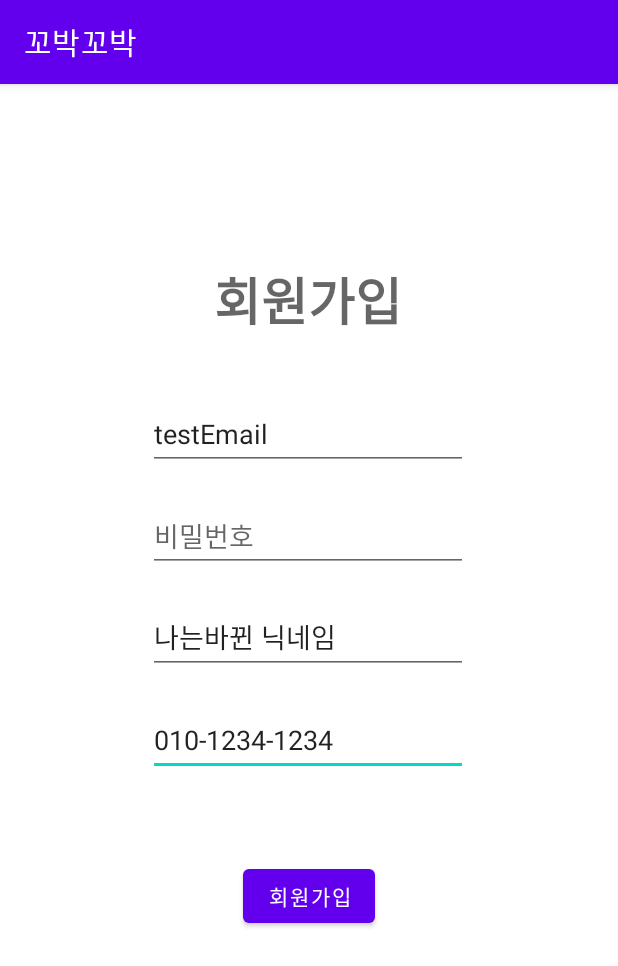
After one commit to imJeongmi/KKOBAK, an Android app: the RegisterActivity screen opened directly, with no data from a screen before it, on a phone screen of 412 x 824 dp. The commit adds this screen. Shown: the top 966 px of the screen. Run offline under Robolectric (Android 15) with nearby library versions, the phone set to English and light mode, and no system bars; our stand-ins replace data binding; 1 statement that could not run was skipped.

Commit message:
[ADD] 초기세팅 및 회원가입 코드

```diff
--- /dev/null
+++ b/mobile/kkobak/app/src/main/java/com/example/kkobak/ui/member/Member.java
@@ -0,0 +1,52 @@
+package com.example.kkobak.ui.member;
+
+import androidx.databinding.ObservableField;
+
+public class Member {
+    ObservableField<String> email = new ObservableField<>();
+
+    ObservableField<String> hp = new ObservableField<>();
+
+    ObservableField<String> nickname = new ObservableField<>();
+
+    ObservableField<String> password = new ObservableField<>();
+
+    public Member(String email, String hp, String nickname, String password) {
+        this.email.set(email);
+        this.hp.set(hp);
+        this.nickname.set(nickname);x
+        this.password.set(password);
+    }
+
+    public void setHp(ObservableField<String> hp) {
+        this.hp = hp;
+    }
+
+    public void setNickname(ObservableField<String> nickname) {
+        this.nickname = nickname;
+    }
+
+    public void setPassword(ObservableField<String> password) {
+        this.password = password;
+    }
+
+    public void setEmail(ObservableField<String> email) {
+        this.email = email;
+    }
+
+    public ObservableField<String> getEmail() {
+        return email;
+    }
+
+    public ObservableField<String> getHp() {
+        return hp;
+    }
+
+    public ObservableField<String> getNickname() {
+        return nickname;
+    }
+
+    public ObservableField<String> getPassword() {
+        return password;
+    }
+}
--- /dev/null
+++ b/mobile/kkobak/app/src/main/java/com/example/kkobak/ui/member/RegisterActivity.java
@@ -0,0 +1,23 @@
+package com.example.kkobak.ui.member;
+
+import android.os.Bundle;
+
+import androidx.annotation.Nullable;
+import androidx.appcompat.app.AppCompatActivity;
+import androidx.databinding.DataBindingUtil;
+import androidx.databinding.ObservableField;
+
+import com.example.kkobak.R;
+import com.example.kkobak.databinding.ActivityRegisterBinding;
+
+public class RegisterActivity extends AppCompatActivity {
+    @Override
+    protected void onCreate(@Nullable Bundle savedInstanceState) {
+        super.onCreate(savedInstanceState);
+        ActivityRegisterBinding binding = DataBindingUtil.setContentView(this, R.layout.activity_register);
+
+        binding.setMember(new Member("testEmail", "010-1234-1234", "testNick", "testPwd"));
+
+        binding.getMember().setNickname(new ObservableField<String>( "나는바뀐 닉네임"));
+    }
+}
--- a/mobile/kkobak/app/src/main/java/com/example/kkobak/ui/notifications/LoginActivity.java
+++ /dev/null
@@ -1,4 +0,0 @@
-package com.example.kkobak.ui.notifications;
-
-public class LoginActivity {
-}
--- /dev/null
+++ b/mobile/kkobak/app/src/main/res/layout/activity_register.xml
@@ -0,0 +1,102 @@
+<?xml version="1.0" encoding="utf-8"?>
+<layout xmlns:android="http://schemas.android.com/apk/res/android"
+    xmlns:app="http://schemas.android.com/apk/res-auto"
+    >
+
+    <data>
+        <variable
+            name="member"
+            type="com.example.kkobak.ui.member.Member" />
+    </data>
+
+    <androidx.constraintlayout.widget.ConstraintLayout
+        android:layout_width="match_parent"
+        android:layout_height="match_parent"
+        android:layout_margin="10dp">
+
+        <Button
+            android:id="@+id/button5"
+            android:layout_width="wrap_content"
+            android:layout_height="wrap_content"
+            android:layout_marginTop="56dp"
+            android:onClick="doRegist"
+            android:text="회원가입"
+            app:layout_constraintEnd_toEndOf="parent"
+            app:layout_constraintStart_toStartOf="parent"
+            app:layout_constraintTop_toBottomOf="@+id/registerHp" />
+
+        <EditText
+            android:id="@+id/registerHp"
+            android:layout_width="wrap_content"
+            android:layout_height="wrap_content"
+            android:layout_marginTop="20dp"
+            android:ems="10"
+            android:hint="전화번호"
+            android:text="@{member.hp}"
+            android:inputType="textPersonName"
+            android:minHeight="48dp"
+            app:layout_constraintEnd_toEndOf="parent"
+            app:layout_constraintHorizontal_bias="0.497"
+            app:layout_constraintStart_toStartOf="parent"
+            app:layout_constraintTop_toBottomOf="@+id/registerNick" />
+
+        <EditText
+            android:id="@+id/registerNick"
+            android:layout_width="wrap_content"
+            android:layout_height="wrap_content"
+            android:layout_marginTop="20dp"
+            android:ems="10"
+            android:hint="닉네임"
+            android:text="@{member.nickname}"
+            android:inputType="textPersonName"
+            android:minHeight="48dp"
+            app:layout_constraintEnd_toEndOf="parent"
+            app:layout_constraintHorizontal_bias="0.497"
+            app:layout_constraintStart_toStartOf="parent"
+            app:layout_constraintTop_toBottomOf="@+id/registerPwd" />
+
+        <EditText
+            android:id="@+id/registerPwd"
+            android:layout_width="wrap_content"
+            android:layout_height="wrap_content"
+            android:layout_marginTop="20dp"
+            android:ems="10"
+            android:hint="비밀번호"
+            android:text="@{member.password}"
+            android:inputType="textPersonName"
+            android:minHeight="48dp"
+            app:layout_constraintEnd_toEndOf="parent"
+            app:layout_constraintHorizontal_bias="0.497"
+            app:layout_constraintStart_toStartOf="parent"
+            app:layout_constraintTop_toBottomOf="@+id/registerEmail" />
+
+        <EditText
+            android:id="@+id/registerEmail"
+            android:layout_width="wrap_content"
+            android:layout_height="wrap_content"
+            android:layout_marginTop="40dp"
+            android:ems="10"
+            android:hint="이메일"
+            android:text="@{member.email}"
+            android:inputType="textPersonName"
+            android:minHeight="48dp"
+            app:layout_constraintEnd_toEndOf="parent"
+            app:layout_constraintHorizontal_bias="0.497"
+            app:layout_constraintStart_toStartOf="parent"
+            app:layout_constraintTop_toBottomOf="@+id/textView2" />
+
+        <TextView
+            android:id="@+id/textView2"
+            android:layout_width="wrap_content"
+            android:layout_height="wrap_content"
+            android:layout_marginTop="108dp"
+            android:text="회원가입"
+            android:textAppearance="@style/TextAppearance.AppCompat.Display1"
+            android:textStyle="bold"
+            app:layout_constraintEnd_toEndOf="parent"
+            app:layout_constraintHorizontal_bias="0.498"
+            app:layout_constraintStart_toStartOf="parent"
+            app:layout_constraintTop_toTopOf="parent" />
+    </androidx.constraintlayout.widget.ConstraintLayout>
+
+</layout>
```
Also changed, not shown: mobile/kkobak/app/build.gradle (+9 -0 lines), mobile/kkobak/app/src/main/AndroidManifest.xml (+8 -1 lines), mobile/kkobak/app/src/main/java/com/example/kkobak/data/retrofit/api/test_api.java (added, +23 -0 lines), mobile/kkobak/app/src/main/java/com/example/kkobak/data/retrofit/model/test_model.java (added, +39 -0 lines), mobile/kkobak/app/src/main/java/com/example/kkobak/data/retrofit/service/test_interface.java (added, +13 -0 lines), mobile/kkobak/app/src/main/java/com/example/kkobak/ui/member/LoginActivity.java (renamed from mobile/kkobak/app/src/main/java/com/example/kkobak/ui/login/LoginActivity.java, +13 -2 lines), mobile/kkobak/app/src/main/java/com/example/kkobak/ui/test/TestActivity.java (added, +55 -0 lines), mobile/kkobak/app/src/main/res/layout/activity_login.xml (+12 -0 lines), mobile/kkobak/app/src/main/res/layout/test_activity.xml (added, +42 -0 lines).
